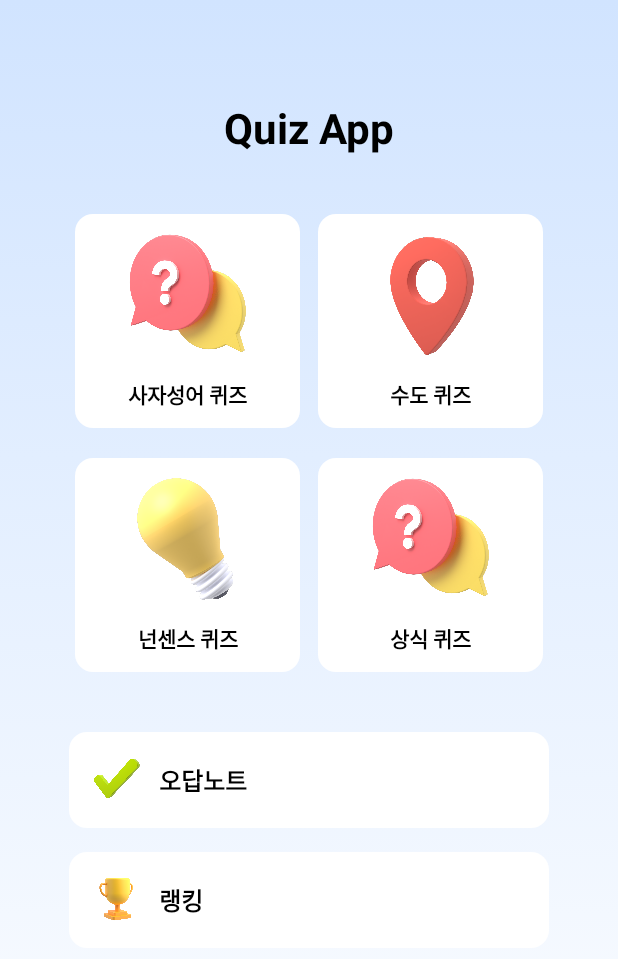
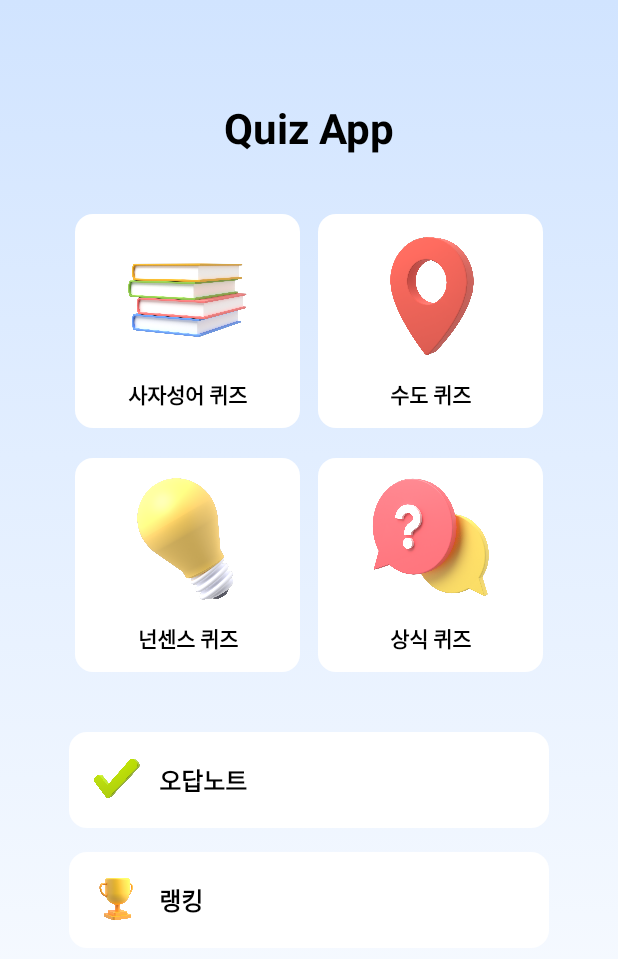
Before and after one commit to kkjimin12/mobileSW_14, an Android app built with Jetpack Compose: the screen it shows after launch (MainActivity), on a phone screen of 412 x 824 dp. Shown: the top 959 px of the screen. Run offline under Robolectric (Android 15) with nearby library versions, the phone set to English and light mode, and no system bars.

Commit message:
Fix: Home 화면 ui 수정

```diff
--- a/app/src/main/java/com/example/mobilequizapp/MainActivity.kt
+++ b/app/src/main/java/com/example/mobilequizapp/MainActivity.kt
@@ -56,6 +56,9 @@ import androidx.compose.ui.tooling.preview.Preview
 import com.google.gson.Gson
 import com.google.gson.reflect.TypeToken
 import kotlinx.coroutines.delay
+import java.text.SimpleDateFormat
+import java.util.Date
+import java.util.Locale
 
 
 class MainActivity : ComponentActivity() {
@@ -241,7 +244,7 @@ fun HomeScreen(
 
                 ) {
                     HomeMenuCard(
-                        iconRes = R.drawable.general,    // 사자성어
+                        iconRes = R.drawable.idioms,    // 사자성어
                         title = "사자성어 퀴즈",
                         onClick = { onTopicSelected("사자성어", "idioms.json") }
                     )
@@ -286,6 +289,9 @@ fun HomeScreen(
                 text = "랭킹",
                 onClick = onRankingClick
             )
+
+
+
 
         }
     }
@@ -1116,6 +1122,10 @@ fun RankingScreen(
                         2 -> Triple(Color(0xFF83B4F9), Color.Black, Color(0xFF222222)) // 3위
                         else -> Triple(Color.White, Color.Black, Color(0xFF555555))    // 나머지
                     }
+                    val dateText = remember(record.timestamp) {
+                        val formatter = SimpleDateFormat("MM.dd", Locale.getDefault())
+                        formatter.format(Date(record.timestamp))
+                    }
 
                     Box(
                         modifier = Modifier
@@ -1149,13 +1159,13 @@ fun RankingScreen(
 
                             Spacer(modifier = Modifier.height(8.dp))
 
-                            // 아랫줄: 주제 / 정답 수
+                            // 아랫줄: 주제 , 날짜 / 정답 수
                             Row(
                                 modifier = Modifier.fillMaxWidth(),
                                 verticalAlignment = Alignment.CenterVertically
                             ) {
                                 Text(
-                                    text = record.topic,
+                                    text = "${record.topic} / $dateText",
                                     fontSize = 14.sp,
                                     color = subTextColor,
                                     modifier = Modifier.weight(1f)
```
